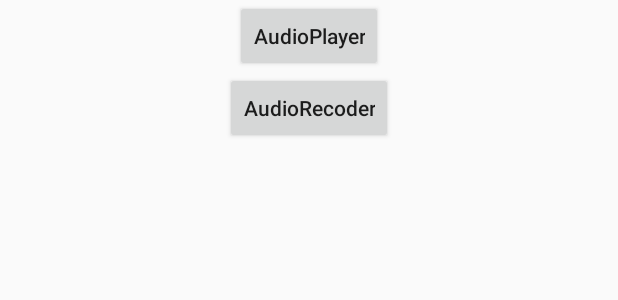
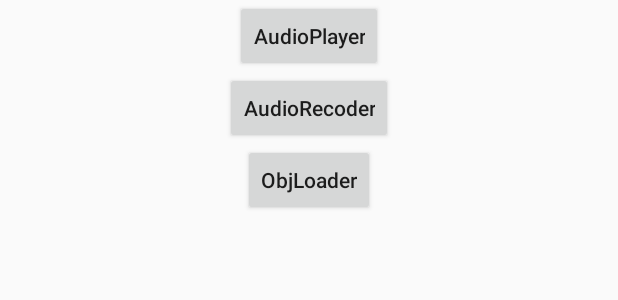
Before and after one commit to tanpuer/HYPlayer, an Android app: the layout activity_prepare.xml on its own in the app's theme, with its tools: preview values and no code run, on a phone screen of 412 x 824 dp. Shown: the top 300 px of the screen. Run offline under Robolectric (Android 15) with nearby library versions, the phone set to English and light mode, and no system bars.

Commit message:
temp commit

```diff
--- a/app/src/main/java/com/cw/hyplayer/PrepareActivity.kt
+++ b/app/src/main/java/com/cw/hyplayer/PrepareActivity.kt
@@ -4,6 +4,7 @@ import android.content.Intent
 import android.os.Bundle
 import androidx.appcompat.app.AppCompatActivity
 import com.cw.hyplayer.encode.audio.AudioEncoderActivity
+import com.cw.hyplayer.viewer.ObjViewerActivity
 import kotlinx.android.synthetic.main.activity_prepare.*
 
 class PrepareActivity : AppCompatActivity() {
@@ -20,5 +21,10 @@ class PrepareActivity : AppCompatActivity() {
             val intent = Intent(this, AudioEncoderActivity::class.java)
             startActivity(intent)
         }
+
+        obj_loader.setOnClickListener {
+            val intent = Intent(this, ObjViewerActivity::class.java)
+            startActivity(intent)
+        }
     }
 }
--- a/app/src/main/res/layout/activity_prepare.xml
+++ b/app/src/main/res/layout/activity_prepare.xml
@@ -19,4 +19,11 @@
         android:text="AudioRecoder"
         android:textAllCaps="false" />
 
+    <Button
+        android:id="@+id/obj_loader"
+        android:layout_width="wrap_content"
+        android:layout_height="wrap_content"
+        android:text="ObjLoader"
+        android:textAllCaps="false" />
+
 </LinearLayout>
```
Also changed, not shown: app/src/main/AndroidManifest.xml (+7 -7 lines).
